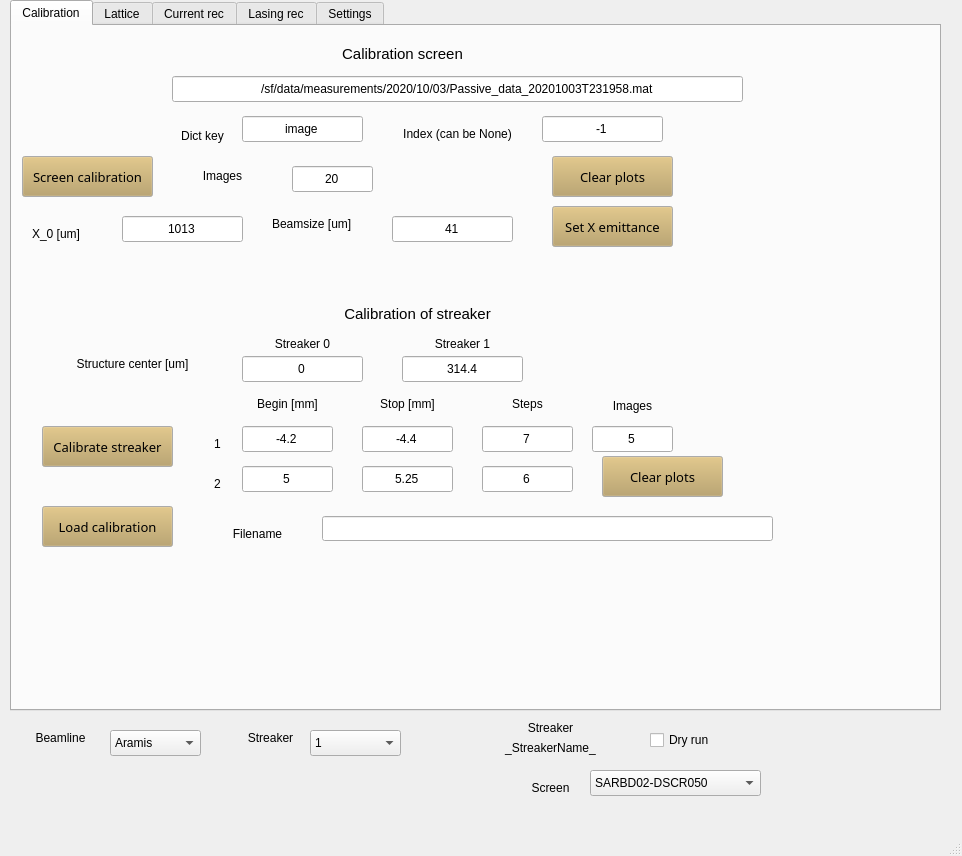
Before: the Qt Designer form GUI.ui in pdijksta/WakefieldAnalysis, drawn with Qt 5.
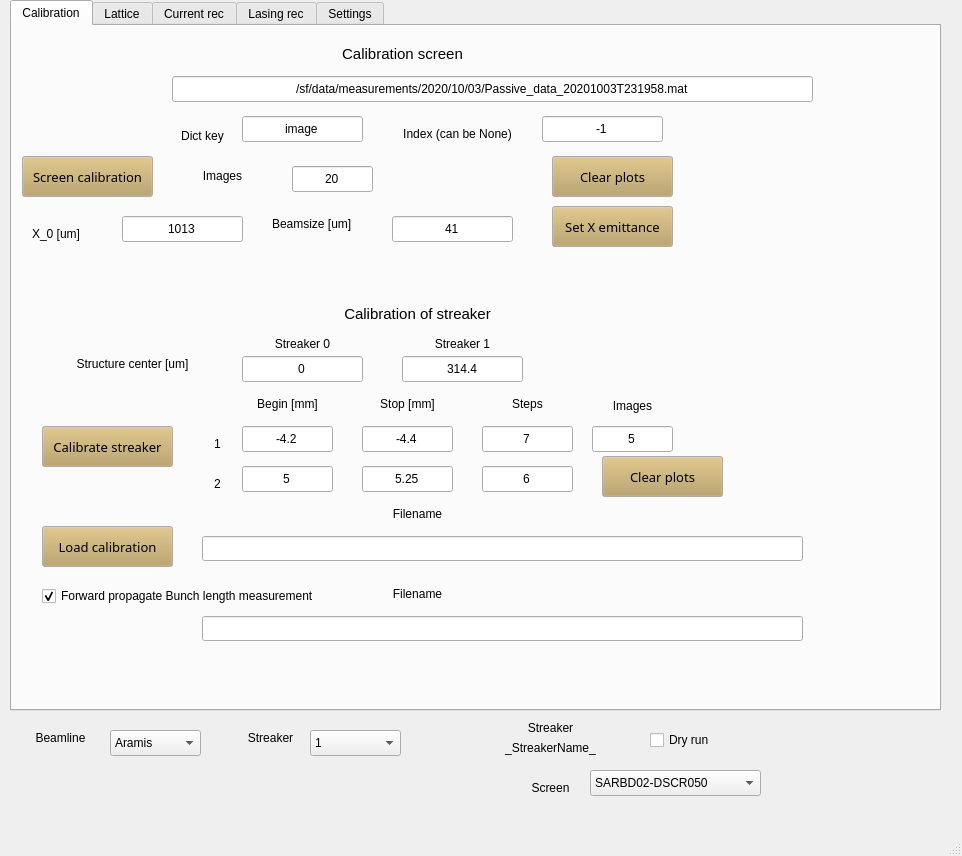
After: the same form once the commit is applied.

```diff
--- a/GUI.ui
+++ b/GUI.ui
@@ -35,7 +35,7 @@
        <rect>
         <x>160</x>
         <y>50</y>
-        <width>571</width>
+        <width>641</width>
         <height>26</height>
        </rect>
       </property>
@@ -719,7 +719,7 @@
       <property name="geometry">
        <rect>
         <x>30</x>
-        <y>480</y>
+        <y>500</y>
         <width>131</width>
         <height>41</height>
        </rect>
@@ -774,8 +774,8 @@
      <widget class="QLabel" name="label_49">
       <property name="geometry">
        <rect>
-        <x>200</x>
-        <y>500</y>
+        <x>360</x>
+        <y>480</y>
         <width>91</width>
         <height>16</height>
        </rect>
@@ -822,9 +822,9 @@
      <widget class="QLineEdit" name="LoadCalibrationFilename">
       <property name="geometry">
        <rect>
-        <x>310</x>
-        <y>490</y>
-        <width>451</width>
+        <x>190</x>
+        <y>510</y>
+        <width>601</width>
         <height>25</height>
        </rect>
       </property>
@@ -904,6 +904,54 @@
        <set>Qt::AlignCenter</set>
       </property>
      </widget>
+     <widget class="QCheckBox" name="ForwardBlmeasCheck">
+      <property name="geometry">
+       <rect>
+        <x>30</x>
+        <y>560</y>
+        <width>321</width>
+        <height>20</height>
+       </rect>
+      </property>
+      <property name="text">
+       <string>Forward propagate Bunch length measurement </string>
+      </property>
+      <property name="checked">
+       <bool>true</bool>
+      </property>
+     </widget>
+     <widget class="QLineEdit" name="ForwardBlmeasFilename">
+      <property name="geometry">
+       <rect>
+        <x>190</x>
+        <y>590</y>
+        <width>601</width>
+        <height>25</height>
+       </rect>
+      </property>
+      <property name="text">
+       <string/>
+      </property>
+      <property name="alignment">
+       <set>Qt::AlignCenter</set>
+      </property>
+     </widget>
+     <widget class="QLabel" name="label_56">
+      <property name="geometry">
+       <rect>
+        <x>360</x>
+        <y>560</y>
+        <width>91</width>
+        <height>16</height>
+       </rect>
+      </property>
+      <property name="text">
+       <string>Filename</string>
+      </property>
+      <property name="alignment">
+       <set>Qt::AlignCenter</set>
+      </property>
+     </widget>
     </widget>
     <widget class="QWidget" name="tab_lattice">
      <attribute name="title">
```
